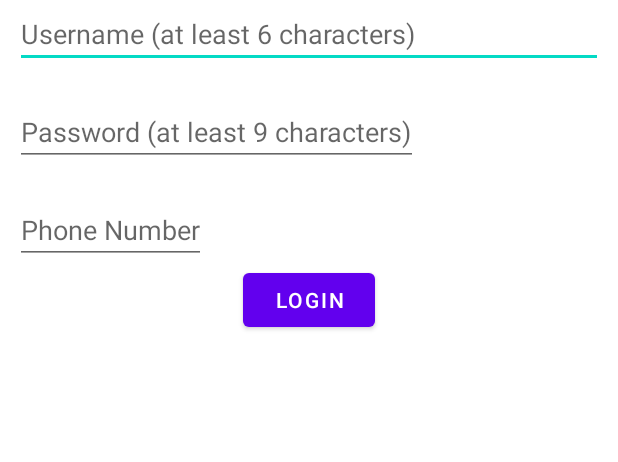
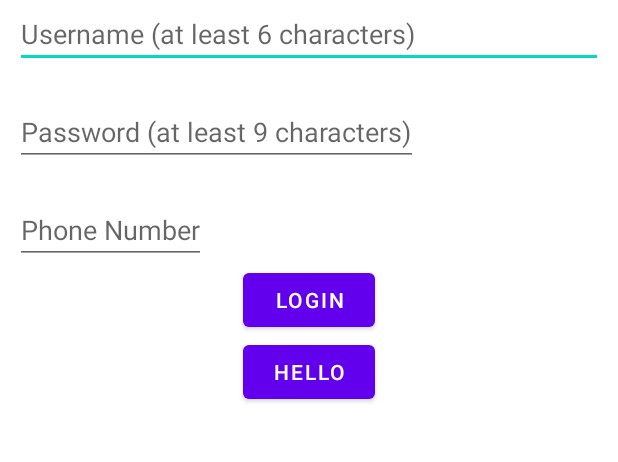
Before and after one commit to redbeard1113/kotlin, an Android app: the screen it shows after launch (MainActivity), on a phone screen of 412 x 824 dp, the part 261-723 px from its top. Run offline under Robolectric (Android 15) with nearby library versions, the phone set to English and light mode, and no system bars.

Commit message:
test commit

```diff
--- a/app/src/main/res/layout/activity_main.xml
+++ b/app/src/main/res/layout/activity_main.xml
@@ -44,6 +44,12 @@
             android:layout_height="wrap_content"
             android:layout_gravity="center"
             android:text="Login" />
+
+        <Button
+            android:layout_width="wrap_content"
+            android:layout_height="wrap_content"
+            android:text="Hello"
+            android:layout_gravity="center"/>
     </LinearLayout>
 
 </RelativeLayout>
```
